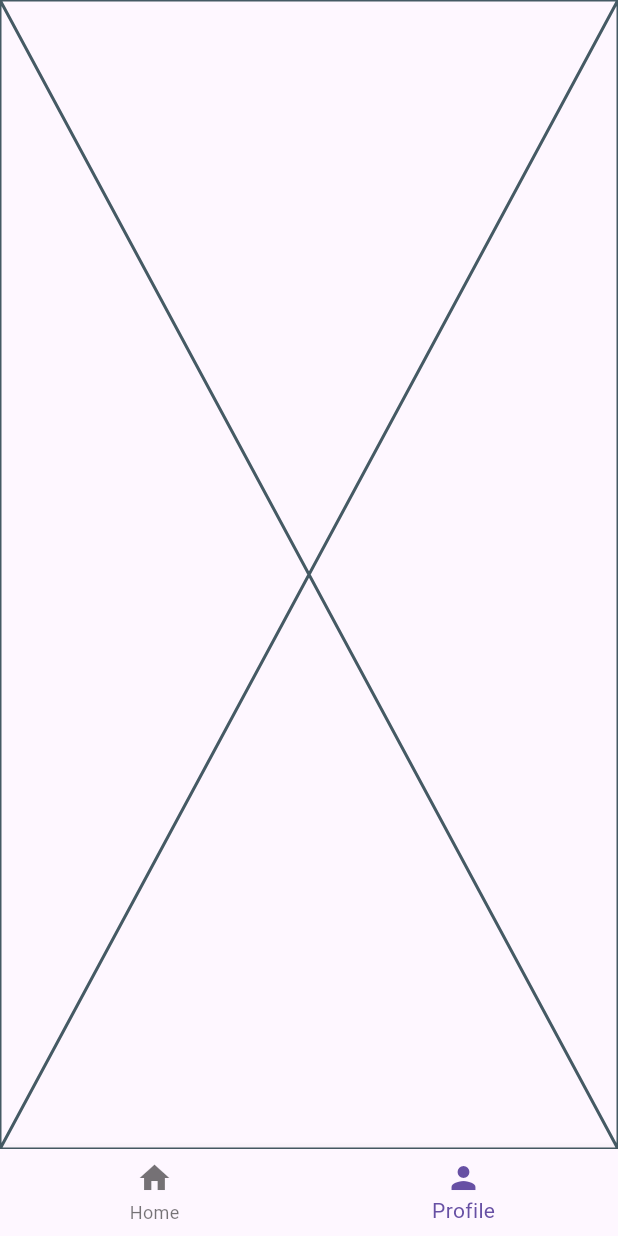
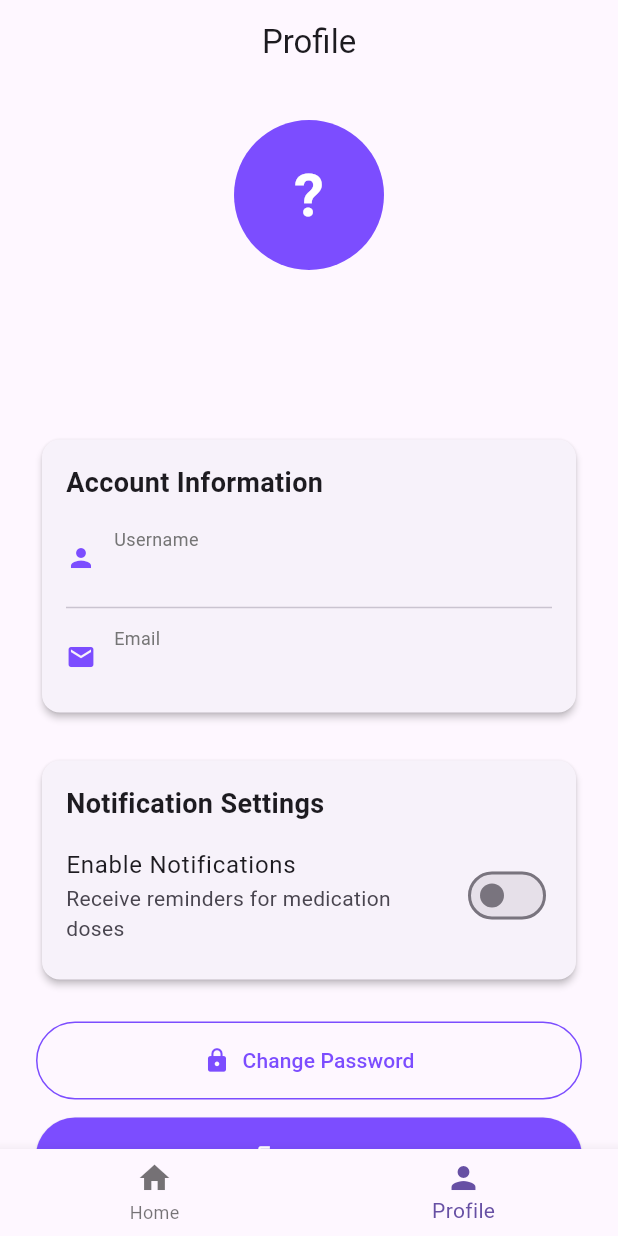
Before and after one commit to xkoziar/MedTrack, a Flutter app: the screen it shows once a user with an empty profile is signed in, item 2 of the bottom bar chosen, on a phone screen of 412 x 824 dp. Run offline on Flutter 3.47's test engine with Material 3 defaults, Android fonts, the phone set to English and light mode, and no system bars; our stand-ins replace cloud_firestore, firebase_auth, firebase_core, get_it; accounts and stored records are empty.

Commit message:
feat: user page

```diff
--- a/lib/app_shell.dart
+++ b/lib/app_shell.dart
@@ -1,5 +1,6 @@
 import 'package:flutter/material.dart';
 import 'package:med_track/pages/home_page.dart';
+import 'package:med_track/pages/profile_page.dart';
 
 class AppShell extends StatefulWidget {
   const AppShell({super.key});
@@ -13,7 +14,7 @@ class _AppShellState extends State<AppShell> {
 
   final List<Widget> _pages = [
     HomePage(),
-    Placeholder(), // buduca ProfilePage
+    const ProfilePage(),
   ];
 
   @override
--- /dev/null
+++ b/lib/pages/profile/notification_settings_card.dart
@@ -0,0 +1,42 @@
+import 'package:flutter/material.dart';
+import '../../database/model/user.dart';
+import '../../utils/constants.dart';
+
+class NotificationSettingsCard extends StatelessWidget {
+  final User user;
+  final ValueChanged<bool> onToggle;
+
+  const NotificationSettingsCard({
+    super.key,
+    required this.user,
+    required this.onToggle,
+  });
+
+  @override
+  Widget build(BuildContext context) {
+    return Card(
+      elevation: 2,
+      shape: RoundedRectangleBorder(
+        borderRadius: BorderRadius.circular(AppSpacing.radiusMd),
+      ),
+      child: Padding(
+        padding: AppPadding.card,
+        child: Column(
+          crossAxisAlignment: CrossAxisAlignment.start,
+          children: [
+            Text('Notification Settings', style: AppTextStyles.heading3),
+            const SizedBox(height: AppSpacing.sm),
+            SwitchListTile(
+              contentPadding: EdgeInsets.zero,
+              title: const Text('Enable Notifications'),
+              subtitle: const Text('Receive reminders for medication doses'),
+              value: user.notificationsEnabled,
+              activeColor: AppColors.primary,
+              onChanged: onToggle,
+            ),
+          ],
+        ),
+      ),
+    );
+  }
+}
--- /dev/null
+++ b/lib/pages/profile/profile_action_buttons.dart
@@ -0,0 +1,40 @@
+import 'package:flutter/material.dart';
+import '../../utils/constants.dart';
+
+class ProfileActionButtons extends StatelessWidget {
+  final VoidCallback onChangePassword;
+  final VoidCallback onLogout;
+
+  const ProfileActionButtons({
+    super.key,
+    required this.onChangePassword,
+    required this.onLogout,
+  });
+
+  @override
+  Widget build(BuildContext context) {
+    return Column(
+      children: [
+        SizedBox(
+          width: double.infinity,
+          child: OutlinedButton.icon(
+            onPressed: onChangePassword,
+            icon: const Icon(Icons.lock),
+            label: const Text('Change Password'),
+            style: AppButtonStyles.primaryOutlinedButton,
+          ),
+        ),
+        const SizedBox(height: AppSpacing.md),
+        SizedBox(
+          width: double.infinity,
+          child: ElevatedButton.icon(
+            onPressed: onLogout,
+            icon: const Icon(Icons.logout),
+            label: const Text('Logout'),
+            style: AppButtonStyles.primaryButton,
+          ),
+        ),
+      ],
+    );
+  }
+}
--- /dev/null
+++ b/lib/pages/profile/profile_header.dart
@@ -0,0 +1,34 @@
+import 'package:flutter/material.dart';
+import '../../database/model/user.dart';
+import '../../utils/constants.dart';
+
+class ProfileHeader extends StatelessWidget {
+  final User user;
+
+  const ProfileHeader({super.key, required this.user});
+
+  @override
+  Widget build(BuildContext context) {
+    return Center(
+      child: Column(
+        children: [
+          CircleAvatar(
+            radius: AppSpacing.avatarRadius,
+            backgroundColor: AppColors.primary,
+            child: Text(
+              user.name.isNotEmpty ? user.name[0].toUpperCase() : '?',
+              style: AppTextStyles.avatarLetter,
+            ),
+          ),
+          const SizedBox(height: AppSpacing.lg),
+          Text(user.name, style: AppTextStyles.heading2),
+          const SizedBox(height: AppSpacing.xs),
+          Text(
+            user.email,
+            style: TextStyle(fontSize: 16, color: AppColors.textSecondary),
+          ),
+        ],
+      ),
+    );
+  }
+}
--- /dev/null
+++ b/lib/pages/profile/user_info_card.dart
@@ -0,0 +1,62 @@
+import 'package:flutter/material.dart';
+import '../../database/model/user.dart';
+import '../../utils/constants.dart';
+
+class UserInfoCard extends StatelessWidget {
+  final User user;
+
+  const UserInfoCard({super.key, required this.user});
+
+  @override
+  Widget build(BuildContext context) {
+    return Card(
+      elevation: 2,
+      shape: RoundedRectangleBorder(
+        borderRadius: BorderRadius.circular(AppSpacing.radiusMd),
+      ),
+      child: Padding(
+        padding: AppPadding.card,
+        child: Column(
+          crossAxisAlignment: CrossAxisAlignment.start,
+          children: [
+            Text('Account Information', style: AppTextStyles.heading3),
+            const SizedBox(height: AppSpacing.lg),
+            _InfoRow(icon: Icons.person, label: 'Username', value: user.name),
+            const Divider(height: AppSpacing.xl),
+            _InfoRow(icon: Icons.email, label: 'Email', value: user.email),
+          ],
+        ),
+      ),
+    );
+  }
+}
+
+class _InfoRow extends StatelessWidget {
+  final IconData icon;
+  final String label;
+  final String value;
+
+  const _InfoRow({
+    required this.icon,
+    required this.label,
+    required this.value,
+  });
+
+  @override
+  Widget build(BuildContext context) {
+    return Row(
+      children: [
+        Icon(icon, color: AppColors.primary, size: AppSpacing.iconSm),
+        const SizedBox(width: AppSpacing.md),
+        Column(
+          crossAxisAlignment: CrossAxisAlignment.start,
+          children: [
+            Text(label, style: AppTextStyles.captionSecondary),
+            const SizedBox(height: 2),
+            Text(value, style: AppTextStyles.bodyMediumSemiBold),
+          ],
+        ),
+      ],
+    );
+  }
+}
--- /dev/null
+++ b/lib/pages/profile_page.dart
@@ -0,0 +1,301 @@
+import 'package:flutter/material.dart';
+import 'package:med_track/database/ioc/ioc_container.dart';
+import 'package:med_track/database/service/auth_service.dart';
+import 'package:med_track/database/service/user_database_service.dart';
+import 'package:med_track/database/model/user.dart';
+
+import '../database/components/custom_text_field.dart';
+import '../utils/validators.dart';
+import '../utils/constants.dart';
+import 'profile/profile_header.dart';
+import 'profile/user_info_card.dart';
+import 'profile/notification_settings_card.dart';
+import 'profile/profile_action_buttons.dart';
+import 'profile/danger_zone_card.dart';
+
+class ProfilePage extends StatefulWidget {
+  const ProfilePage({super.key});
+
+  @override
+  State<ProfilePage> createState() => _ProfilePageState();
+}
+
+class _ProfilePageState extends State<ProfilePage> {
+  final AuthService _authService = get<AuthService>();
+  final UserDatabaseService _userDbService = get<UserDatabaseService>();
+
+  User? _currentUser;
+  bool _isLoadingUser = true;
+
+  @override
+  void initState() {
+    super.initState();
+    _loadUserData();
+  }
+
+  Future<void> _loadUserData() async {
+    final userId = _authService.user?.uid;
+    if (userId != null) {
+      final user = await _userDbService.getUser(userId);
+      setState(() {
+        _currentUser = user;
+        _isLoadingUser = false;
+      });
+    }
+  }
+
+  @override
+  Widget build(BuildContext context) {
+    if (_isLoadingUser) {
+      return const Scaffold(
+        body: Center(child: CircularProgressIndicator()),
+      );
+    }
+
+    if (_currentUser == null) {
+      return Scaffold(
+        body: Center(
+          child: Column(
+            mainAxisAlignment: MainAxisAlignment.center,
+            children: [
+              const Text('Failed to load user data'),
+              const SizedBox(height: AppSpacing.lg),
+              ElevatedButton(
+                onPressed: _authService.signOut,
+                child: const Text('Logout'),
+              ),
+            ],
+          ),
+        ),
+      );
+    }
+
+    return Scaffold(
+      appBar: AppBar(
+        title: const Text('Profile'),
+        centerTitle: true,
+      ),
+      body: SingleChildScrollView(
+        padding: AppPadding.page,
+        child: Column(
+          crossAxisAlignment: CrossAxisAlignment.start,
+          children: [
+            ProfileHeader(user: _currentUser!),
+            const SizedBox(height: AppSpacing.xxl),
+            UserInfoCard(user: _currentUser!),
+            const SizedBox(height: AppSpacing.xl),
+            NotificationSettingsCard(
+              user: _currentUser!,
+              onToggle: _toggleNotifications,
+            ),
+            const SizedBox(height: AppSpacing.xl),
+            ProfileActionButtons(
+              onChangePassword: _showChangePasswordDialog,
+              onLogout: _authService.signOut,
+            ),
+            const SizedBox(height: AppSpacing.lg),
+            DangerZoneCard(onDelete: _showDeleteAccountDialog),
+          ],
+        ),
+      ),
+    );
+  }
+
+
+
+  Future<void> _toggleNotifications(bool value) async {
+    try {
+      final updatedUser = User(
+        id: _currentUser!.id,
+        email: _currentUser!.email,
+        name: _currentUser!.name,
+        notificationsEnabled: value,
+      );
+
+      await _userDbService.updateUser(updatedUser);
+
+      setState(() {
+        _currentUser = updatedUser;
+      });
+
+      if (!mounted) return;
+      _showSnackBar('Notification settings updated');
+    } catch (e) {
+      if (!mounted) return;
+      _showSnackBar('Failed to update settings: $e');
+    }
+  }
+
+  void _showChangePasswordDialog() {
+    final currentPasswordController = TextEditingController();
+    final newPasswordController = TextEditingController();
+    final confirmPasswordController = TextEditingController();
+
+    showDialog(
+      context: context,
+      builder: (context) => AlertDialog(
+        title: const Text('Change Password'),
+        content: SingleChildScrollView(
+          child: Column(
+            mainAxisSize: MainAxisSize.min,
+            children: [
+              CustomTextField(
+                label: 'Current Password',
+                hintText: '••••••••',
+                obscure: true,
+                controller: currentPasswordController,
+              ),
+              const SizedBox(height: 16),
+              CustomTextField(
+                label: 'New Password',
+                hintText: '••••••••',
+                obscure: true,
+                controller: newPasswordController,
+              ),
+              const SizedBox(height: 16),
+              CustomTextField(
+                label: 'Confirm New Password',
+                hintText: '••••••••',
+                obscure: true,
+                controller: confirmPasswordController,
+              ),
+            ],
+          ),
+        ),
+        actions: [
+          TextButton(
+            onPressed: () => Navigator.pop(context),
+            child: const Text('Cancel'),
+          ),
+          ElevatedButton(
+            onPressed: () async {
+              await _changePassword(
+                currentPasswordController.text,
+                newPasswordController.text,
+                confirmPasswordController.text,
+              );
+              if (mounted) Navigator.pop(context);
+            },
+            child: const Text('Change Password'),
+          ),
+        ],
+      ),
+    );
+  }
+
+  Future<void> _changePassword(
+    String currentPassword,
+    String newPassword,
+    String confirmPassword,
+  ) async {
+    final passwordError = Validators.password(newPassword);
+    final confirmError =
+        Validators.confirmPassword(newPassword, confirmPassword);
+
+    if (currentPassword.isEmpty) {
+      _showSnackBar('Current password is required');
+      return;
+    }
+
+    if (passwordError != null) {
+      _showSnackBar(passwordError);
+      return;
+    }
+
+    if (confirmError != null) {
+      _showSnackBar(confirmError);
+      return;
+    }
+
+    try {
+      await _authService.resetPasswordFromCurrentPassword(
+        currentPassword: currentPassword,
+        newPassword: newPassword,
+        email: _currentUser!.email,
+      );
+
+      if (!mounted) return;
+      _showSnackBar('Password changed successfully');
+    } catch (e) {
+      if (!mounted) return;
+      _showSnackBar('Failed to change password: ${e.toString()}');
+    }
+  }
+
+  void _showDeleteAccountDialog() {
+    final passwordController = TextEditingController();
+
+    showDialog(
+      context: context,
+      builder: (context) => AlertDialog(
+        title: Row(
+          children: [
+            Icon(Icons.warning, color: AppColors.danger),
+            const SizedBox(width: AppSpacing.sm),
+            const Text('Delete Account'),
+          ],
+        ),
+        content: Column(
+          mainAxisSize: MainAxisSize.min,
+          crossAxisAlignment: CrossAxisAlignment.start,
+          children: [
+            const Text(
+              'This action cannot be undone. All your data will be permanently deleted.',
+              style: TextStyle(fontWeight: FontWeight.bold),
+            ),
+            const SizedBox(height: AppSpacing.lg),
+            const Text('Please enter your password to confirm:'),
+            const SizedBox(height: AppSpacing.md),
+            CustomTextField(
+              label: 'Password',
+              hintText: '••••••••',
+              obscure: true,
+              controller: passwordController,
+            ),
+          ],
+        ),
+        actions: [
+          TextButton(
+            onPressed: () => Navigator.pop(context),
+            child: const Text('Cancel'),
+          ),
+          ElevatedButton(
+            onPressed: () {
+              final password = passwordController.text;
+              Navigator.pop(context);
+              _deleteAccount(password);
+            },
+            style: AppButtonStyles.dangerButton,
+            child: const Text('Delete Account'),
+          ),
+        ],
+      ),
+    );
+  }
+
+  Future<void> _deleteAccount(String password) async {
+    if (password.isEmpty) {
+      _showSnackBar('Password is required');
+      return;
+    }
+
+    try {
+      await _authService.deleteUser(
+        currentPassword: password,
+        email: _currentUser!.email,
+      );
+
+      if (!mounted) return;
+      _showSnackBar('Account deleted successfully');
+    } catch (e) {
+      if (!mounted) return;
+      _showSnackBar('Failed to delete account: ${e.toString()}');
+    }
+  }
+
+  void _showSnackBar(String message) {
+    ScaffoldMessenger.of(context).showSnackBar(
+      SnackBar(content: Text(message)),
+    );
+  }
+}
--- /dev/null
+++ b/lib/utils/constants.dart
@@ -0,0 +1,84 @@
+import 'package:flutter/material.dart';
+
+class AppColors {
+  static const Color primary = Colors.deepPurpleAccent;
+  static final Color textSecondary = Colors.grey[600]!;
+  static final Color textTertiary = Colors.grey[800]!;
+  static final Color danger = Colors.red[700]!;
+  static final Color dangerBackground = Colors.red[50]!;
+}
+
+class AppTextStyles {
+  static const TextStyle heading2 = TextStyle(
+    fontSize: 24,
+    fontWeight: FontWeight.bold,
+  );
+
+  static const TextStyle heading3 = TextStyle(
+    fontSize: 18,
+    fontWeight: FontWeight.bold,
+  );
+
+  static const TextStyle bodyMediumSemiBold = TextStyle(
+    fontSize: 16,
+    fontWeight: FontWeight.w500,
+  );
+
+  static const TextStyle bodySmall = TextStyle(
+    fontSize: 14,
+  );
+
+  static const TextStyle avatarLetter = TextStyle(
+    fontSize: 40,
+    fontWeight: FontWeight.bold,
+    color: Colors.white,
+  );
+
+  static TextStyle captionSecondary = TextStyle(
+    fontSize: 12,
+    color: AppColors.textSecondary,
+  );
+}
+
+class AppSpacing {
+  static const double xs = 4.0;
+  static const double sm = 8.0;
+  static const double md = 12.0;
+  static const double lg = 16.0;
+  static const double xl = 24.0;
+  static const double xxl = 32.0;
+
+  static const double radiusMd = 12.0;
+  static const double avatarRadius = 50.0;
+  static const double iconSm = 20.0;
+}
+
+class AppPadding {
+  static const EdgeInsets page = EdgeInsets.all(24);
+  static const EdgeInsets card = EdgeInsets.all(16);
+}
+
+class AppButtonStyles {
+  static ButtonStyle primaryButton = ElevatedButton.styleFrom(
+    padding: const EdgeInsets.symmetric(vertical: 16),
+    backgroundColor: AppColors.primary,
+    foregroundColor: Colors.white,
+  );
+
+  static ButtonStyle primaryOutlinedButton = OutlinedButton.styleFrom(
+    padding: const EdgeInsets.symmetric(vertical: 16),
+    side: const BorderSide(color: AppColors.primary),
+    foregroundColor: AppColors.primary,
+  );
+
+  static ButtonStyle dangerButton = ElevatedButton.styleFrom(
+    backgroundColor: AppColors.danger,
+    foregroundColor: Colors.white,
+  );
+
+  static ButtonStyle dangerOutlinedButton = OutlinedButton.styleFrom(
+    padding: const EdgeInsets.symmetric(vertical: 12),
+    side: BorderSide(color: AppColors.danger),
+    foregroundColor: AppColors.danger,
+  );
+}
```
Also changed, not shown: lib/pages/profile/danger_zone_card.dart (added, +57 -0 lines).
